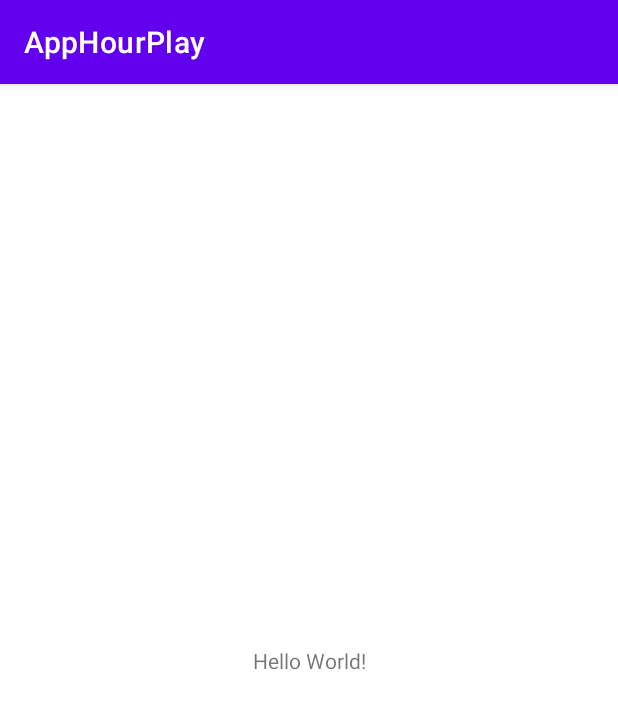
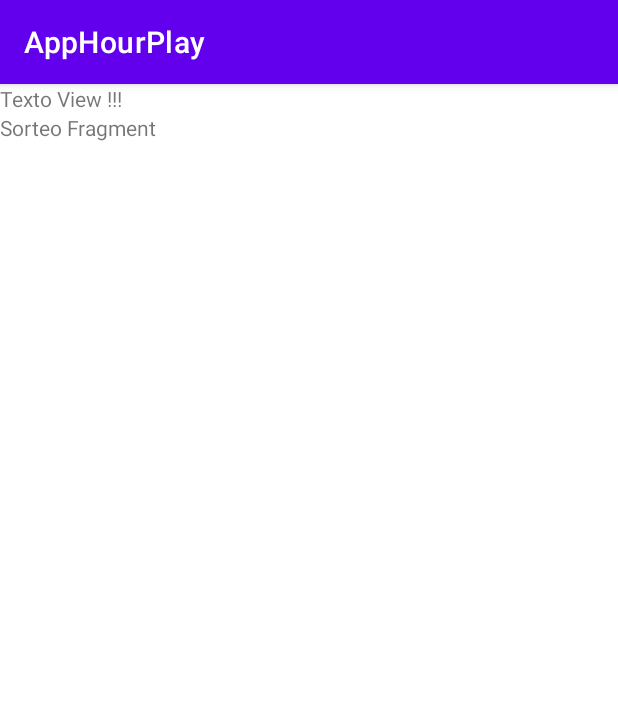
Before and after one commit to JhohellsDL/AppHourPlay, an Android app: the screen it shows after launch (MainActivity), on a phone screen of 412 x 824 dp. Shown: the top 709 px of the screen. Run offline under Robolectric (Android 15) with nearby library versions, the light colour scheme and no system bars.

Commit message:
Fragment Sorteo add

```diff
--- a/app/build.gradle
+++ b/app/build.gradle
@@ -30,6 +30,9 @@ android {
     kotlinOptions {
         jvmTarget = '1.8'
     }
+    buildFeatures {
+        viewBinding true
+    }
 }
 
 dependencies {
--- a/app/src/main/java/com/example/apphourplay/MainActivity.kt
+++ b/app/src/main/java/com/example/apphourplay/MainActivity.kt
@@ -2,10 +2,14 @@ package com.example.apphourplay
 
 import androidx.appcompat.app.AppCompatActivity
 import android.os.Bundle
+import com.example.apphourplay.databinding.ActivityMainBinding
 
 class MainActivity : AppCompatActivity() {
+
+    private lateinit var binding: ActivityMainBinding
     override fun onCreate(savedInstanceState: Bundle?) {
         super.onCreate(savedInstanceState)
-        setContentView(R.layout.activity_main)
+        binding = ActivityMainBinding.inflate(layoutInflater)
+        setContentView(binding.root)
     }
 }
--- /dev/null
+++ b/app/src/main/java/com/example/apphourplay/SorteoFragment.kt
@@ -0,0 +1,23 @@
+package com.example.apphourplay
+
+import android.os.Bundle
+import android.provider.ContactsContract.Data
+import androidx.fragment.app.Fragment
+import android.view.LayoutInflater
+import android.view.View
+import android.view.ViewGroup
+import com.example.apphourplay.databinding.FragmentSorteoBinding
+
+class SorteoFragment : Fragment() {
+
+    private lateinit var binding: FragmentSorteoBinding
+
+    override fun onCreateView(
+        inflater: LayoutInflater,
+        container: ViewGroup?,
+        savedInstanceState: Bundle?
+    ): View {
+        binding = FragmentSorteoBinding.inflate(layoutInflater)
+        return binding.root
+    }
+}
--- a/app/src/main/res/layout/activity_main.xml
+++ b/app/src/main/res/layout/activity_main.xml
@@ -6,13 +6,20 @@
     android:layout_height="match_parent"
     tools:context=".MainActivity">
 
-    <TextView
-        android:layout_width="wrap_content"
-        android:layout_height="wrap_content"
-        android:text="Hello World!"
-        app:layout_constraintBottom_toBottomOf="parent"
-        app:layout_constraintEnd_toEndOf="parent"
-        app:layout_constraintStart_toStartOf="parent"
-        app:layout_constraintTop_toTopOf="parent" />
+    <LinearLayout
+        android:layout_width="match_parent"
+        android:layout_height="match_parent"
+        android:orientation="vertical">
+        <TextView
+            android:layout_width="match_parent"
+            android:layout_height="wrap_content"
+            android:text="Texto View !!!"/>
+        <fragment
+            android:id="@+id/sorteoFragment"
+            android:name="com.example.apphourplay.SorteoFragment"
+            android:layout_width="match_parent"
+            android:layout_height="match_parent"
+            />
+    </LinearLayout>
 
 </androidx.constraintlayout.widget.ConstraintLayout>
--- /dev/null
+++ b/app/src/main/res/layout/fragment_sorteo.xml
@@ -0,0 +1,14 @@
+<?xml version="1.0" encoding="utf-8"?>
+<FrameLayout xmlns:android="http://schemas.android.com/apk/res/android"
+    xmlns:tools="http://schemas.android.com/tools"
+    android:layout_width="match_parent"
+    android:layout_height="match_parent"
+    tools:context=".SorteoFragment">
+
+    <!-- TODO: Update blank fragment layout -->
+    <TextView
+        android:layout_width="match_parent"
+        android:layout_height="match_parent"
+        android:text="Sorteo Fragment" />
+
+</FrameLayout>
--- a/app/src/main/res/values/strings.xml
+++ b/app/src/main/res/values/strings.xml
@@ -1,3 +1,5 @@
 <resources>
     <string name="app_name">AppHourPlay</string>
+    <!-- TODO: Remove or change this placeholder text -->
+    <string name="hello_blank_fragment">Hello blank fragment</string>
 </resources>
```
